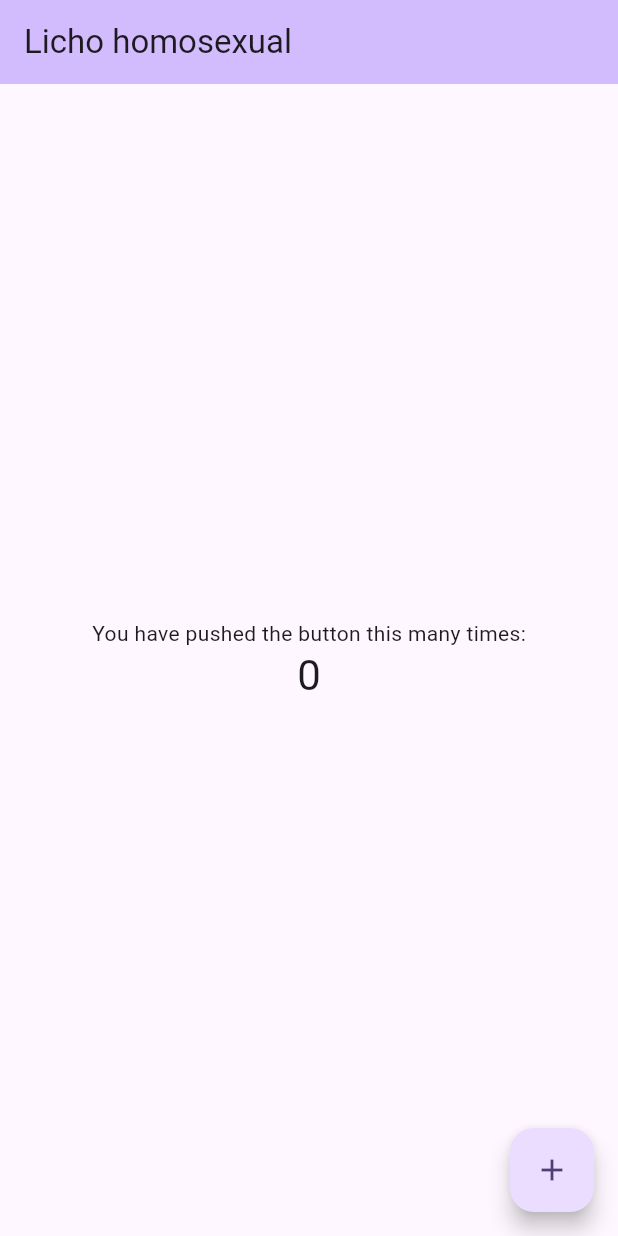
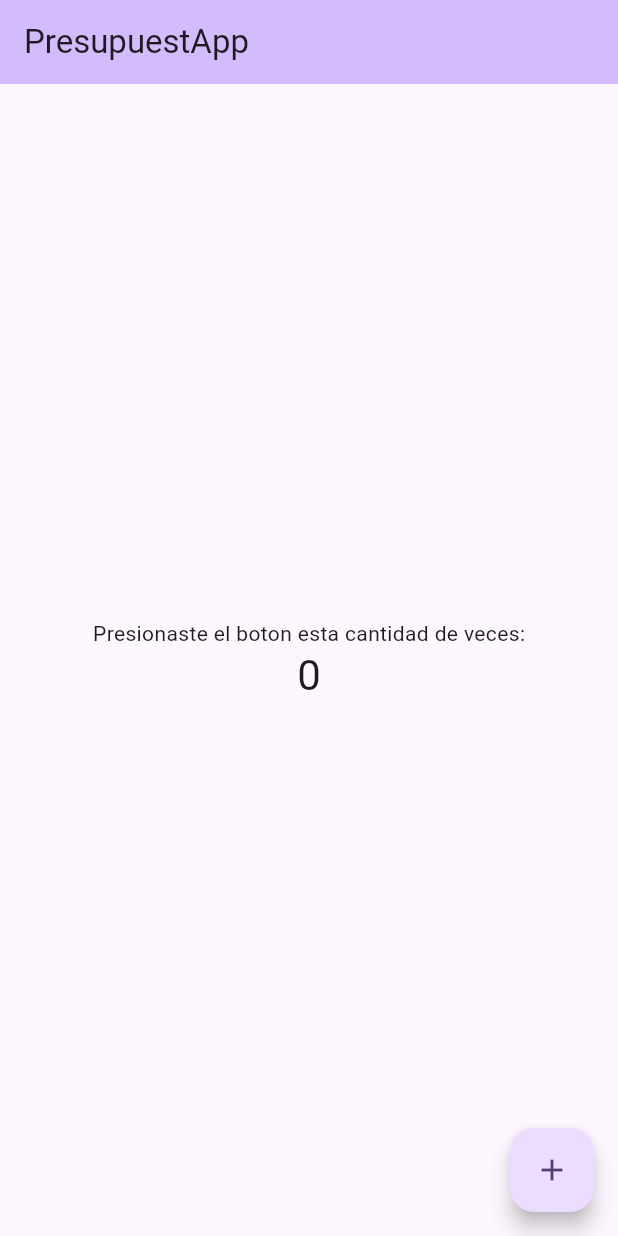
Before and after one commit to AgustinPlatun/PresupuestApp, a Flutter app: the screen it shows after launch, on a phone screen of 412 x 824 dp. Run offline on Flutter 3.47's test engine with Material 3 defaults, Android fonts, the phone set to English and light mode, and no system bars.

Commit message:
comiteado pa

```diff
--- /dev/null
+++ b/flutter_application_1/devtools_options.yaml
@@ -0,0 +1,3 @@
+description: This file stores settings for Dart & Flutter DevTools.
+documentation: https://docs.flutter.dev/tools/devtools/extensions#configure-extension-enablement-states
+extensions:
--- a/flutter_application_1/lib/main.dart
+++ b/flutter_application_1/lib/main.dart
@@ -7,47 +7,21 @@ void main() {
 class MyApp extends StatelessWidget {
   const MyApp({super.key});
 
-  // This widget is the root of your application.
   @override
   Widget build(BuildContext context) {
     return MaterialApp(
-      title: 'Flutter Demo',
+      title: 'PresupuestApp',
       theme: ThemeData(
-        // This is the theme of your application.
-        //
-        // TRY THIS: Try running your application with "flutter run". You'll see
-        // the application has a purple toolbar. Then, without quitting the app,
-        // try changing the seedColor in the colorScheme below to Colors.green
-        // and then invoke "hot reload" (save your changes or press the "hot
-        // reload" button in a Flutter-supported IDE, or press "r" if you used
-        // the command line to start the app).
-        //
-        // Notice that the counter didn't reset back to zero; the application
-        // state is not lost during the reload. To reset the state, use hot
-        // restart instead.
-        //
-        // This works for code too, not just values: Most code changes can be
-        // tested with just a hot reload.
         colorScheme: ColorScheme.fromSeed(seedColor: Colors.deepPurple),
         useMaterial3: true,
       ),
-      home: const MyHomePage(title: 'Licho homosexual'),
+      home: const MyHomePage(title: 'PresupuestApp'),
     );
   }
 }
 
 class MyHomePage extends StatefulWidget {
   const MyHomePage({super.key, required this.title});
-
-  // This widget is the home page of your application. It is stateful, meaning
-  // that it has a State object (defined below) that contains fields that affect
-  // how it looks.
-
-  // This class is the configuration for the state. It holds the values (in this
-  // case the title) provided by the parent (in this case the App widget) and
-  // used by the build method of the State. Fields in a Widget subclass are
-  // always marked "final".
-
   final String title;
 
   @override
@@ -59,54 +33,23 @@ class _MyHomePageState extends State<MyHomePage> {
 
   void _incrementCounter() {
     setState(() {
-      // This call to setState tells the Flutter framework that something has
-      // changed in this State, which causes it to rerun the build method below
-      // so that the display can reflect the updated values. If we changed
-      // _counter without calling setState(), then the build method would not be
-      // called again, and so nothing would appear to happen.
       _counter++;
     });
   }
 
   @override
   Widget build(BuildContext context) {
-    // This method is rerun every time setState is called, for instance as done
-    // by the _incrementCounter method above.
-    //
-    // The Flutter framework has been optimized to make rerunning build methods
-    // fast, so that you can just rebuild anything that needs updating rather
-    // than having to individually change instances of widgets.
     return Scaffold(
       appBar: AppBar(
-        // TRY THIS: Try changing the color here to a specific color (to
-        // Colors.amber, perhaps?) and trigger a hot reload to see the AppBar
-        // change color while the other colors stay the same.
         backgroundColor: Theme.of(context).colorScheme.inversePrimary,
-        // Here we take the value from the MyHomePage object that was created by
-        // the App.build method, and use it to set our appbar title.
         title: Text(widget.title),
       ),
       body: Center(
-        // Center is a layout widget. It takes a single child and positions it
-        // in the middle of the parent.
         child: Column(
-          // Column is also a layout widget. It takes a list of children and
-          // arranges them vertically. By default, it sizes itself to fit its
-          // children horizontally, and tries to be as tall as its parent.
-          //
-          // Column has various properties to control how it sizes itself and
-          // how it positions its children. Here we use mainAxisAlignment to
-          // center the children vertically; the main axis here is the vertical
-          // axis because Columns are vertical (the cross axis would be
-          // horizontal).
-          //
-          // TRY THIS: Invoke "debug painting" (choose the "Toggle Debug Paint"
-          // action in the IDE, or press "p" in the console), to see the
-          // wireframe for each widget.
           mainAxisAlignment: MainAxisAlignment.center,
           children: <Widget>[
             const Text(
-              'You have pushed the button this many times:',
+              'Presionaste el boton esta cantidad de veces:',
             ),
             Text(
               '$_counter',
```
Also changed, not shown: flutter_application_1/analysis_options.yaml (+6 -24 lines), flutter_application_1/pubspec.yaml (+7 -72 lines), flutter_application_1/pubspec.lock.
